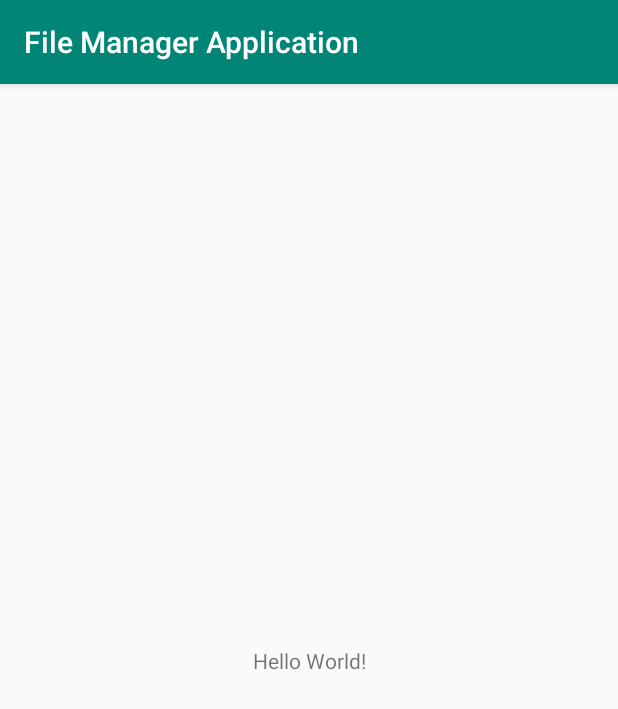
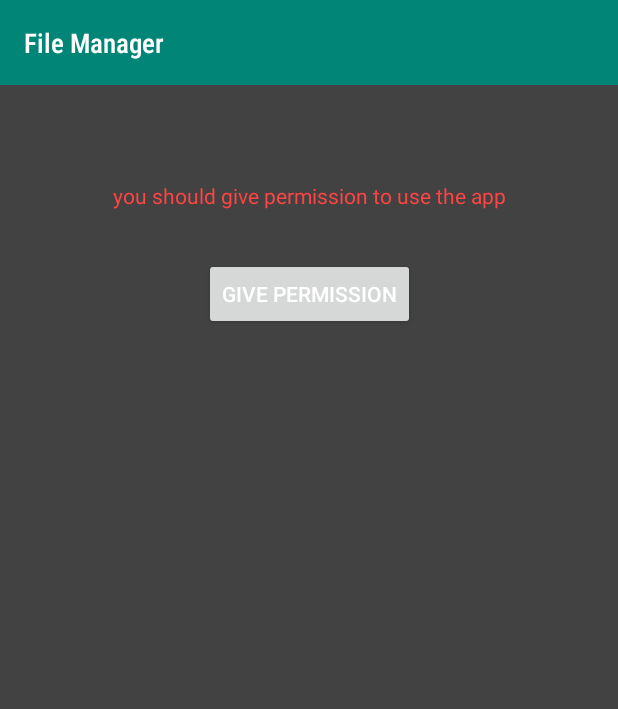
Before and after one commit to ef6005/FileManager, an Android app: the screen it shows after launch (MainActivity), on a phone screen of 412 x 824 dp. Shown: the top 709 px of the screen. Run offline under Robolectric (Android 15) with nearby library versions, the phone set to English and light mode, and no system bars.

Commit message:
MainActivity begin, after grant permission

```diff
--- a/app/build.gradle
+++ b/app/build.gradle
@@ -16,6 +16,10 @@ android {
             proguardFiles getDefaultProguardFile('proguard-android-optimize.txt'), 'proguard-rules.pro'
         }
     }
+    compileOptions {
+        sourceCompatibility = '1.8'
+        targetCompatibility = '1.8'
+    }
 }
 
 dependencies {
--- a/app/src/main/AndroidManifest.xml
+++ b/app/src/main/AndroidManifest.xml
@@ -1,6 +1,8 @@
 <?xml version="1.0" encoding="utf-8"?>
 <manifest xmlns:android="http://schemas.android.com/apk/res/android"
     package="com.example.filemanagerapplication">
+
+    <uses-permission android:name="android.permission.WRITE_EXTERNAL_STORAGE" />
 
     <application
         android:allowBackup="true"
--- a/app/src/main/java/com/example/filemanagerapplication/MainActivity.java
+++ b/app/src/main/java/com/example/filemanagerapplication/MainActivity.java
@@ -1,15 +1,72 @@
 package com.example.filemanagerapplication;
 
+
+import android.Manifest;
+import android.content.pm.PackageManager;
+import android.os.Build;
+import android.os.Bundle;
+import android.support.annotation.NonNull;
 import android.support.v7.app.AppCompatActivity;
-import android.os.Bundle;
+import android.view.View;
+import android.widget.Button;
+import android.widget.TextView;
 
 //single activity application
 //MainActivity manages all fragment transactions
 public class MainActivity extends AppCompatActivity {
+    private static final int WRITE_PERMISSION_REQUEST_CODE = 1001;
+
+    public Button givePermissionBtn;
+    public TextView emptyStateTv;
+    public TextView titleBarTv;
 
     @Override
     protected void onCreate(Bundle savedInstanceState) {
         super.onCreate(savedInstanceState);
         setContentView(R.layout.activity_main);
+
+        //find views
+        emptyStateTv = findViewById(R.id.main_tv_emptyState);
+        givePermissionBtn = findViewById(R.id.main_btn_givePermission);
+        titleBarTv = findViewById(R.id.main_tv_titleBar);
+
+        //init views
+        givePermissionBtn.setOnClickListener(this::beginRequestPermission);
+        //TODO:### ui empty state components
+//        emptyStateTv.setVisibility(View.GONE);
+//        givePermissionBtn.setVisibility(View.GONE);
+
+        beginRequestPermission(null);
+        //do nothing here that needs permission
+    }
+
+    private void beginRequestPermission(View view) {
+        if (Build.VERSION.SDK_INT >= Build.VERSION_CODES.M) {
+            if (checkSelfPermission(Manifest.permission.WRITE_EXTERNAL_STORAGE) != PackageManager.PERMISSION_GRANTED) {
+                requestPermissions(new String[]{Manifest.permission.WRITE_EXTERNAL_STORAGE}, WRITE_PERMISSION_REQUEST_CODE);
+            }
+        }
+    }
+
+    @Override
+    public void onRequestPermissionsResult(int requestCode, @NonNull String[] permissions, @NonNull int[] grantResults) {
+        if (requestCode == WRITE_PERMISSION_REQUEST_CODE) {
+            if (grantResults[0] == PackageManager.PERMISSION_GRANTED) {
+                beginActivity();
+            }
+        } else {//show emptyState
+//            emptyStateTv.setVisibility(View.VISIBLE);
+//            givePermissionBtn.setVisibility(View.VISIBLE);
+            super.onRequestPermissionsResult(requestCode, permissions, grantResults);
+        }
+    }
+
+    private void beginActivity() {
+        setTitleBar("Permission Granted");
+    }
+
+    private void setTitleBar(String title) {
+        TextView titleBarTv = findViewById(R.id.main_tv_titleBar);
+        titleBarTv.setText(title);
     }
 }
--- a/app/src/main/res/layout/activity_main.xml
+++ b/app/src/main/res/layout/activity_main.xml
@@ -6,13 +6,71 @@
     android:layout_height="match_parent"
     tools:context=".MainActivity">
 
-    <TextView
-        android:layout_width="wrap_content"
+    <android.support.constraint.ConstraintLayout
+        android:id="@+id/constraintLayout"
+        android:layout_width="match_parent"
         android:layout_height="wrap_content"
-        android:text="Hello World!"
+        android:background="@color/colorPrimary"
+        app:layout_constraintEnd_toEndOf="parent"
+        app:layout_constraintStart_toStartOf="parent"
+        app:layout_constraintTop_toTopOf="parent">
+
+        <TextView
+            android:id="@+id/main_tv_titleBar"
+            android:layout_width="0dp"
+            android:layout_height="wrap_content"
+            android:layout_marginStart="16dp"
+            android:layout_marginTop="16dp"
+            android:layout_marginEnd="16dp"
+            android:layout_marginBottom="16dp"
+            android:fontFamily="sans-serif-condensed-medium"
+            android:text="@string/app_name"
+            android:textSize="18sp"
+            app:layout_constraintBottom_toBottomOf="parent"
+            app:layout_constraintEnd_toEndOf="parent"
+            app:layout_constraintStart_toStartOf="parent"
+            app:layout_constraintTop_toTopOf="parent" />
+
+    </android.support.constraint.ConstraintLayout>
+
+    <FrameLayout
+        android:id="@+id/main_fl_fragmentContainer"
+        android:layout_width="0dp"
+        android:layout_height="0dp"
         app:layout_constraintBottom_toBottomOf="parent"
-        app:layout_constraintLeft_toLeftOf="parent"
-        app:layout_constraintRight_toRightOf="parent"
-        app:layout_constraintTop_toTopOf="parent" />
+        app:layout_constraintEnd_toEndOf="parent"
+        app:layout_constraintStart_toStartOf="parent"
+        app:layout_constraintTop_toBottomOf="@+id/constraintLayout">
 
+        <android.support.constraint.ConstraintLayout
+            android:id="@+id/main_cl_emptyStateGroup"
+            android:layout_width="match_parent"
+            android:layout_height="match_parent">
+
+            <TextView
+                android:id="@+id/main_tv_emptyState"
+                android:layout_width="wrap_content"
+                android:layout_height="wrap_content"
+                android:layout_marginStart="8dp"
+                android:layout_marginTop="64dp"
+                android:layout_marginEnd="8dp"
+                android:text="you should give permission to use the app"
+                android:textColor="@android:color/holo_red_light"
+                app:layout_constraintEnd_toEndOf="parent"
+                app:layout_constraintStart_toStartOf="parent"
+                app:layout_constraintTop_toTopOf="parent" />
+
+            <Button
+                android:id="@+id/main_btn_givePermission"
+                android:layout_width="wrap_content"
+                android:layout_height="wrap_content"
+                android:layout_marginStart="8dp"
+                android:layout_marginTop="32dp"
+                android:layout_marginEnd="8dp"
+                android:text="Give Permission"
+                app:layout_constraintEnd_toEndOf="parent"
+                app:layout_constraintStart_toStartOf="parent"
+                app:layout_constraintTop_toBottomOf="@+id/main_tv_emptyState" />
+        </android.support.constraint.ConstraintLayout>
+    </FrameLayout>
 </android.support.constraint.ConstraintLayout>
--- a/app/src/main/res/values/colors.xml
+++ b/app/src/main/res/values/colors.xml
@@ -3,4 +3,5 @@
     <color name="colorPrimary">#008577</color>
     <color name="colorPrimaryDark">#00574B</color>
     <color name="colorAccent">#D81B60</color>
+    <color name="gray800">#424242</color>
 </resources>
--- a/app/src/main/res/values/strings.xml
+++ b/app/src/main/res/values/strings.xml
@@ -1,3 +1,3 @@
 <resources>
-    <string name="app_name">File Manager Application</string>
+    <string name="app_name">File Manager</string>
 </resources>
--- a/app/src/main/res/values/styles.xml
+++ b/app/src/main/res/values/styles.xml
@@ -1,11 +1,13 @@
 <resources>
 
     <!-- Base application theme. -->
-    <style name="AppTheme" parent="Theme.AppCompat.Light.DarkActionBar">
+    <style name="AppTheme" parent="Theme.AppCompat.Light.NoActionBar">
         <!-- Customize your theme here. -->
         <item name="colorPrimary">@color/colorPrimary</item>
         <item name="colorPrimaryDark">@color/colorPrimaryDark</item>
         <item name="colorAccent">@color/colorAccent</item>
+        <item name="android:textColor">@android:color/white</item>
+        <item name="android:windowBackground">@color/gray800</item>
     </style>
 
 </resources>
```
